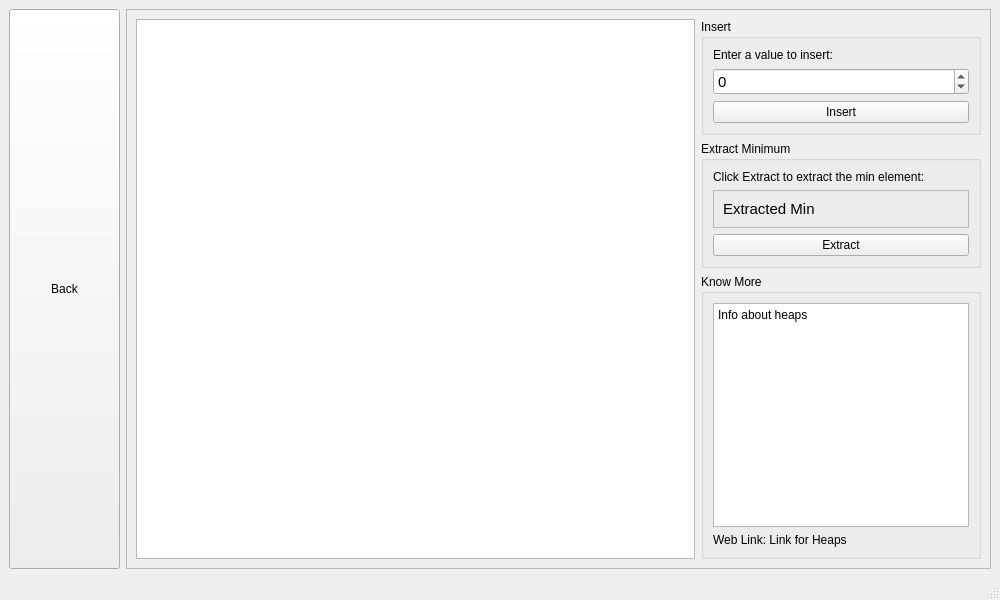
This is heapwindow.ui in priyanshagrahari/DSGUI as Qt 5 draws it before an edit. The edited form follows.
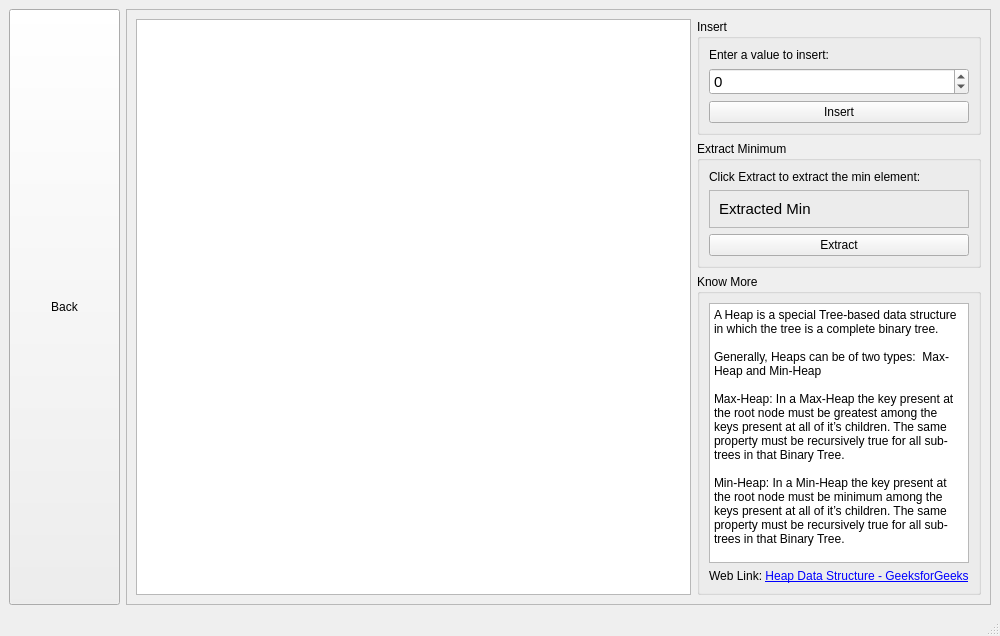
This is the edited form.

Commit message: Know more of BST,BT,Hash table and Heap

```diff
--- a/heapwindow.ui
+++ b/heapwindow.ui
@@ -7,7 +7,7 @@
     <x>0</x>
     <y>0</y>
     <width>1000</width>
-    <height>600</height>
+    <height>636</height>
    </rect>
   </property>
   <property name="windowTitle">
@@ -194,14 +194,20 @@
 &lt;html&gt;&lt;head&gt;&lt;meta name=&quot;qrichtext&quot; content=&quot;1&quot; /&gt;&lt;meta charset=&quot;utf-8&quot; /&gt;&lt;style type=&quot;text/css&quot;&gt;
 p, li { white-space: pre-wrap; }
 &lt;/style&gt;&lt;/head&gt;&lt;body style=&quot; font-family:'Segoe UI'; font-size:9pt; font-weight:400; font-style:normal;&quot;&gt;
-&lt;p style=&quot; margin-top:0px; margin-bottom:0px; margin-left:0px; margin-right:0px; -qt-block-indent:0; text-indent:0px;&quot;&gt;Info about heaps&lt;/p&gt;&lt;/body&gt;&lt;/html&gt;</string>
+&lt;p style=&quot; margin-top:0px; margin-bottom:0px; margin-left:0px; margin-right:0px; -qt-block-indent:0; text-indent:0px;&quot;&gt;A Heap is a special Tree-based data structure in which the tree is a complete binary tree. &lt;/p&gt;
+&lt;p style=&quot;-qt-paragraph-type:empty; margin-top:0px; margin-bottom:0px; margin-left:0px; margin-right:0px; -qt-block-indent:0; text-indent:0px;&quot;&gt;&lt;br /&gt;&lt;/p&gt;
+&lt;p style=&quot; margin-top:0px; margin-bottom:0px; margin-left:0px; margin-right:0px; -qt-block-indent:0; text-indent:0px;&quot;&gt;Generally, Heaps can be of two types:  Max-Heap and Min-Heap &lt;/p&gt;
+&lt;p style=&quot;-qt-paragraph-type:empty; margin-top:0px; margin-bottom:0px; margin-left:0px; margin-right:0px; -qt-block-indent:0; text-indent:0px;&quot;&gt;&lt;br /&gt;&lt;/p&gt;
+&lt;p style=&quot; margin-top:0px; margin-bottom:0px; margin-left:0px; margin-right:0px; -qt-block-indent:0; text-indent:0px;&quot;&gt;Max-Heap: In a Max-Heap the key present at the root node must be greatest among the keys present at all of it’s children. The same property must be recursively true for all sub-trees in that Binary Tree.&lt;/p&gt;
+&lt;p style=&quot; margin-top:0px; margin-bottom:0px; margin-left:0px; margin-right:0px; -qt-block-indent:0; text-indent:0px;&quot;&gt; &lt;/p&gt;
+&lt;p style=&quot; margin-top:0px; margin-bottom:0px; margin-left:0px; margin-right:0px; -qt-block-indent:0; text-indent:0px;&quot;&gt;Min-Heap: In a Min-Heap the key present at the root node must be minimum among the keys present at all of it’s children. The same property must be recursively true for all sub-trees in that Binary Tree.&lt;/p&gt;&lt;/body&gt;&lt;/html&gt;</string>
               </property>
              </widget>
             </item>
             <item>
              <widget class="QLabel" name="label_8">
               <property name="text">
-               <string>Web Link: &lt;a href=&quot;replace me&quot;&gt; Link for Heaps&lt;/a&gt;</string>
+               <string>Web Link: &lt;a href=&quot;https://www.geeksforgeeks.org/heap-data-structure/&quot;&gt; Heap Data Structure - GeeksforGeeks&lt;/a&gt;</string>
               </property>
               <property name="openExternalLinks">
                <bool>true</bool>
```
Left out of the diff: 2 changed lines with no effect on the pictures. The commit also changes 3 other files.
